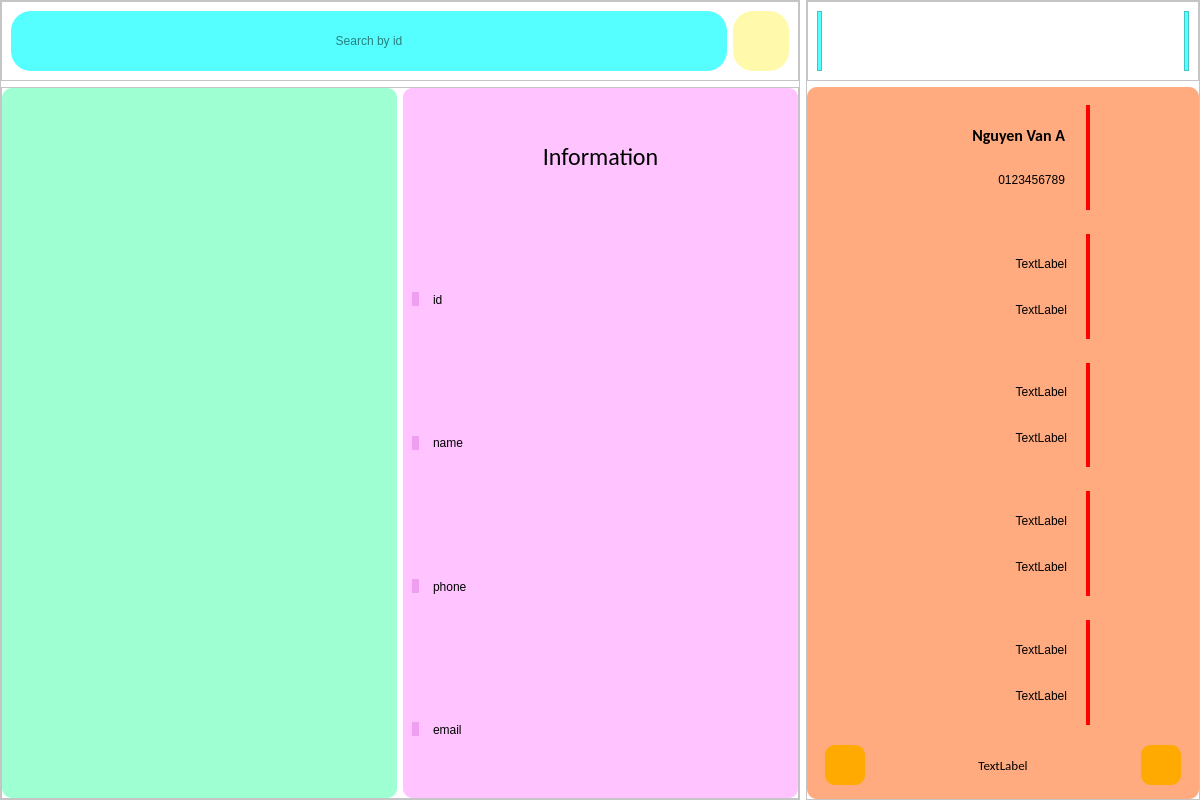
Before: the Qt Designer form client/client-ui.ui in nlduy0310/SocketDemo, drawn with Qt 5.
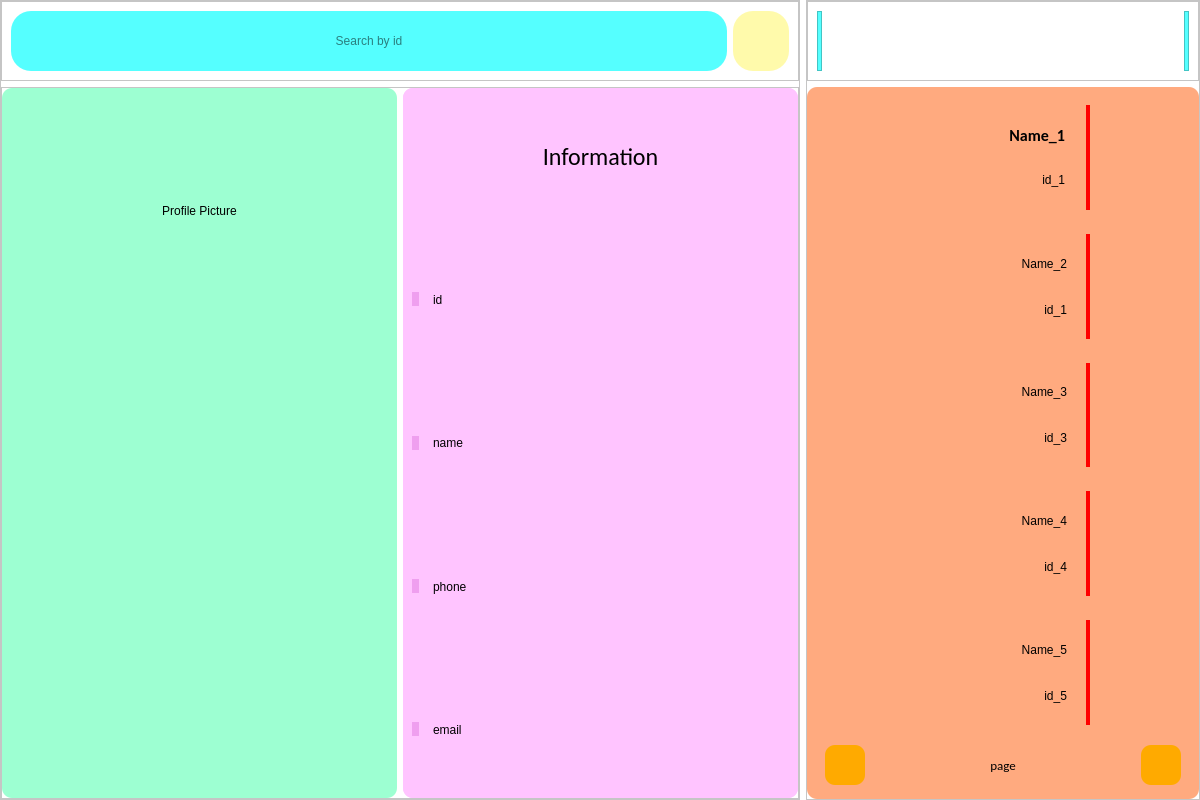
After: the same form once the commit is applied. Icons and pictures are not drawn.

Commit message: done contact list pages, delete data after execution

Patch:
```diff
--- a/client/client-ui.ui
+++ b/client/client-ui.ui
@@ -218,12 +218,15 @@
             </property>
             <layout class="QVBoxLayout" name="verticalLayout_3">
              <item>
-              <widget class="QFrame" name="frame_9">
-               <property name="frameShape">
-                <enum>QFrame::StyledPanel</enum>
+              <widget class="QLabel" name="profile_pic_label">
+               <property name="styleSheet">
+                <string notr="true">font: 18pt &quot;Calibri&quot;;</string>
                </property>
-               <property name="frameShadow">
-                <enum>QFrame::Raised</enum>
+               <property name="text">
+                <string>Profile Picture</string>
+               </property>
+               <property name="alignment">
+                <set>Qt::AlignCenter</set>
                </property>
               </widget>
              </item>
@@ -723,7 +726,7 @@
 border-right:0px</string>
                   </property>
                   <property name="text">
-                   <string>Nguyen Van A</string>
+                   <string>Name_1</string>
                   </property>
                   <property name="alignment">
                    <set>Qt::AlignRight|Qt::AlignTrailing|Qt::AlignVCenter</set>
@@ -740,7 +743,7 @@
 border-right: 0px</string>
                   </property>
                   <property name="text">
-                   <string>0123456789</string>
+                   <string>id_1</string>
                   </property>
                   <property name="alignment">
                    <set>Qt::AlignRight|Qt::AlignTrailing|Qt::AlignVCenter</set>
@@ -818,7 +821,7 @@
 border-right:0px</string>
                   </property>
                   <property name="text">
-                   <string>TextLabel</string>
+                   <string>Name_2</string>
                   </property>
                   <property name="alignment">
                    <set>Qt::AlignRight|Qt::AlignTrailing|Qt::AlignVCenter</set>
@@ -835,7 +838,7 @@
 border-right: 0px</string>
                   </property>
                   <property name="text">
-                   <string>TextLabel</string>
+                   <string>id_1</string>
                   </property>
                   <property name="alignment">
                    <set>Qt::AlignRight|Qt::AlignTrailing|Qt::AlignVCenter</set>
@@ -910,7 +913,7 @@
 border-right:0px</string>
                   </property>
                   <property name="text">
-                   <string>TextLabel</string>
+                   <string>Name_3</string>
                   </property>
                   <property name="alignment">
                    <set>Qt::AlignRight|Qt::AlignTrailing|Qt::AlignVCenter</set>
@@ -927,7 +930,7 @@
 border-right: 0px</string>
                   </property>
                   <property name="text">
-                   <string>TextLabel</string>
+                   <string>id_3</string>
                   </property>
                   <property name="alignment">
                    <set>Qt::AlignRight|Qt::AlignTrailing|Qt::AlignVCenter</set>
@@ -1002,7 +1005,7 @@
 border-right:0px</string>
                   </property>
                   <property name="text">
-                   <string>TextLabel</string>
+                   <string>Name_4</string>
                   </property>
                   <property name="alignment">
                    <set>Qt::AlignRight|Qt::AlignTrailing|Qt::AlignVCenter</set>
@@ -1019,7 +1022,7 @@
 border-right: 0px</string>
                   </property>
                   <property name="text">
-                   <string>TextLabel</string>
+                   <string>id_4</string>
                   </property>
                   <property name="alignment">
                    <set>Qt::AlignRight|Qt::AlignTrailing|Qt::AlignVCenter</set>
@@ -1094,7 +1097,7 @@
 border-right:0px</string>
                   </property>
                   <property name="text">
-                   <string>TextLabel</string>
+                   <string>Name_5</string>
                   </property>
                   <property name="alignment">
                    <set>Qt::AlignRight|Qt::AlignTrailing|Qt::AlignVCenter</set>
@@ -1111,7 +1114,7 @@
 border-right: 0px</string>
                   </property>
                   <property name="text">
-                   <string>TextLabel</string>
+                   <string>id_5</string>
                   </property>
                   <property name="alignment">
                    <set>Qt::AlignRight|Qt::AlignTrailing|Qt::AlignVCenter</set>
@@ -1228,7 +1231,7 @@
                 <string notr="true">font: 10pt &quot;Calibri&quot;</string>
                </property>
                <property name="text">
-                <string>TextLabel</string>
+                <string>page</string>
                </property>
                <property name="alignment">
                 <set>Qt::AlignCenter</set>
```
Left out of the diff: 14 changed lines with no effect on the pictures. The commit also changes 9 other files.
